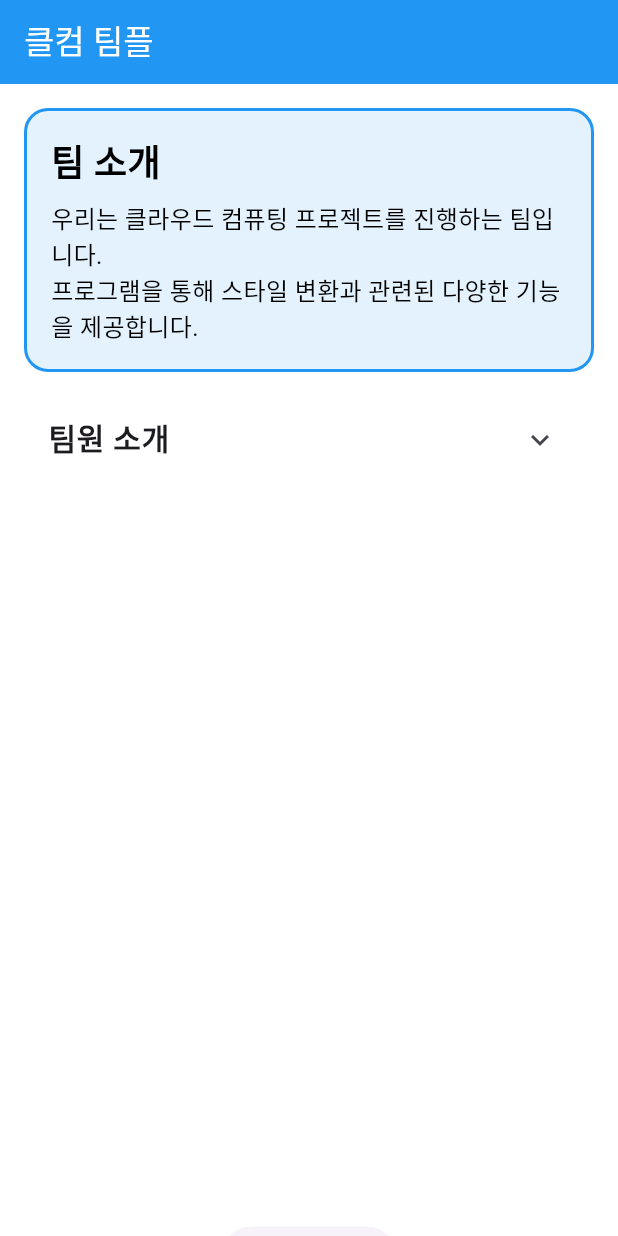
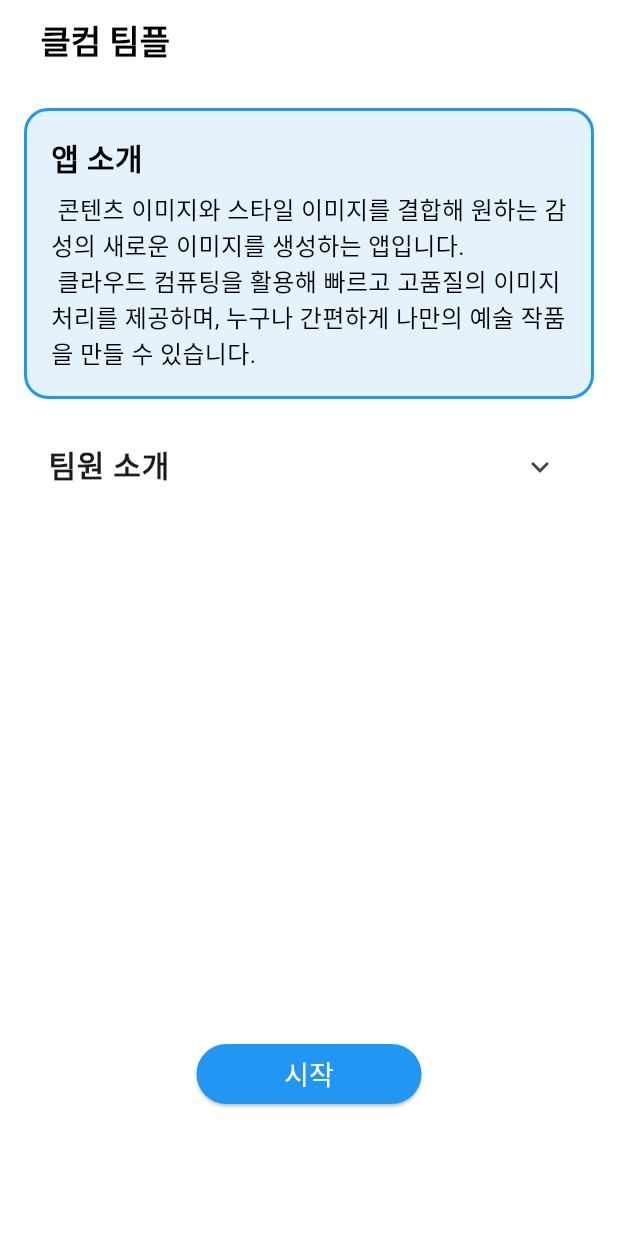
Before and after one commit to 2024-2-JBNU-Cloud-Computing-team9/front, a Flutter app: the screen it shows after launch, on a phone screen of 412 x 824 dp. Run offline on Flutter 3.47's test engine with Material 3 defaults, Android fonts, the phone set to English and light mode, and no system bars; our stand-ins replace dio, get, image_picker; missing offline and left inert: gal; key blocks and very long unbroken strings in the code were emptied for the run.

Commit message:
발표 최종코드

```diff
--- a/lib/pages/homePage.dart
+++ b/lib/pages/homePage.dart
@@ -17,10 +17,10 @@ class _HomePageState extends State<HomePage> {
       backgroundColor: Colors.white,
       appBar: AppBar(
         title: const Text(
-          "클컴 팀플",
-          style: TextStyle(color: Colors.white),
+          "  클컴 팀플",
+          style: TextStyle(color: Colors.black, fontWeight: FontWeight.bold),
         ),
-        backgroundColor: Colors.blue,
+        backgroundColor: Colors.white,
 
       ),
       body: Column(
@@ -43,17 +43,16 @@ class _HomePageState extends State<HomePage> {
                 crossAxisAlignment: CrossAxisAlignment.start,
                 children: const [
                   Text(
-                    "팀 소개",
+                    "앱 소개",
                     style: TextStyle(
-                      fontSize: 24,
+                      fontSize: 20,
                       fontWeight: FontWeight.bold,
                       color: Colors.black,
                     ),
                   ),
                   SizedBox(height: 8),
                   Text(
-                    "우리는 클라우드 컴퓨팅 프로젝트를 진행하는 팀입니다.\n"
-                        "프로그램을 통해 스타일 변환과 관련된 다양한 기능을 제공합니다.",
+                    " 콘텐츠 이미지와 스타일 이미지를 결합해 원하는 감성의 새로운 이미지를 생성하는 앱입니다.\n 클라우드 컴퓨팅을 활용해 빠르고 고품질의 이미지 처리를 제공하며, 누구나 간편하게 나만의 예술 작품을 만들 수 있습니다.",
                     style: TextStyle(fontSize: 16, color: Colors.black),
                   ),
                 ],
@@ -63,7 +62,7 @@ class _HomePageState extends State<HomePage> {
 
           // 팀원 소개 - 토글 기능
           const SizedBox(
-            height: 500,
+            height: 400,
             child: Padding(
               padding: EdgeInsets.symmetric(horizontal: 16.0),
               child: ExpansionTile(
@@ -77,31 +76,38 @@ class _HomePageState extends State<HomePage> {
                 children: [
                   ListTile(
                     title: Text(
-                      "1. 팀원 A",
+                      "박건",
                       style: TextStyle(fontSize: 16),
                     ),
-                    subtitle: Text("역할: 백엔드 개발\n특기: Flask, FastAPI"),
+                    subtitle: Text("역할 : 프론트엔드, 발표, 테스트 \n학번 : 20192307"),
                   ),
                   ListTile(
                     title: Text(
-                      "2. 팀원 B",
+                      "최현우",
                       style: TextStyle(fontSize: 16),
                     ),
-                    subtitle: Text("역할: 프론트엔드 개발\n특기: Flutter, UI 디자인"),
+                    subtitle: Text("역할 : 모델 구현, 백엔드\n학번 : 202011591"),
                   ),
                   ListTile(
                     title: Text(
-                      "3. 팀원 C",
+                      "정태우",
                       style: TextStyle(fontSize: 16),
                     ),
-                    subtitle: Text("역할: 프로젝트 매니저\n특기: 문서 작성, 일정 관리"),
+                    subtitle: Text("역할 : 백엔드\n학번 : 202212251"),
+                  ),
+                  ListTile(
+                    title: Text(
+                      "김민재",
+                      style: TextStyle(fontSize: 16),
+                    ),
+                    subtitle: Text("역할 : 프론트엔드, PPT\n학번 : 202212097"),
                   ),
                 ],
               ),
             ),
           ),
 
-          const SizedBox(height: 50), // 공간 추가
+          const SizedBox(height: 10), // 공간 추가
 
 
           // 버튼
@@ -109,7 +115,12 @@ class _HomePageState extends State<HomePage> {
             onPressed: () {
               Get.to(const GenPage());
             },
-            child: const Text("이미지 변환"),
+            style: ElevatedButton.styleFrom(
+              backgroundColor: Colors.blue,
+              foregroundColor: Colors.white,
+              minimumSize: const Size(150, 40)
+            ),
+            child: const Text("시작", style: TextStyle(fontSize: 18),),
           ),
 
         ],
```
Also changed, not shown: lib/pages/genPage.dart (+40 -13 lines), lib/pages/resultPage.dart (+11 -4 lines).
